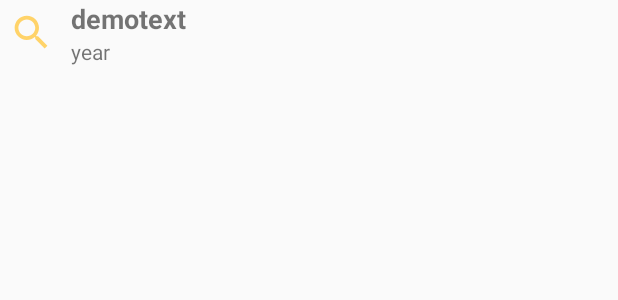
After one commit to blackmamba1997/MovieRecommendation, an Android app: the layout suggestion_tile.xml on its own in the app's theme, with its tools: preview values and no code run, on a phone screen of 412 x 824 dp. The commit adds this screen. Shown: the top 300 px of the screen. Run offline under Robolectric (Android 15) with nearby library versions, the phone set to English and light mode, and no system bars; network calls fail.

Commit message:
implemented search feature with suggestions on the go

```diff
--- /dev/null
+++ b/app/src/main/res/layout/suggestion_tile.xml
@@ -0,0 +1,34 @@
+<?xml version="1.0" encoding="utf-8"?>
+<RelativeLayout xmlns:android="http://schemas.android.com/apk/res/android"
+    android:layout_width="match_parent"
+    android:layout_height="wrap_content">
+    <ImageView
+        android:layout_width="30dp"
+        android:layout_height="30dp"
+        android:src="@drawable/ic_search_black_24dp"
+        android:layout_margin="6dp"
+        android:layout_centerVertical="true"
+        android:id="@+id/search_icon"/>
+
+    <TextView
+        android:layout_width="wrap_content"
+        android:layout_height="wrap_content"
+        android:layout_marginLeft="5dp"
+        android:text="demotext"
+        android:ellipsize="end"
+        android:maxLines="1"
+        android:textSize="18sp"
+        android:textStyle="bold"
+        android:layout_toRightOf="@id/search_icon"
+        android:id="@+id/suggestion_movie_name"/>
+
+    <TextView
+        android:layout_width="wrap_content"
+        android:layout_height="wrap_content"
+        android:layout_below="@id/suggestion_movie_name"
+        android:text="year"
+        android:layout_toRightOf="@id/search_icon"
+        android:layout_marginLeft="5dp"
+        android:id="@+id/movie_year"/>
+
+</RelativeLayout>
```
Also changed, not shown: app/src/main/java/com/example/movierecommendation/activity/MovieActivity.java (+91 -29 lines), app/src/main/java/com/example/movierecommendation/adapter/SuggestionListAdapter.java (added, +47 -0 lines), app/src/main/java/com/example/movierecommendation/ui/activities/Movie.java (added, +13 -0 lines), app/src/main/res/layout/activity_movie.xml (+18 -1 lines).
